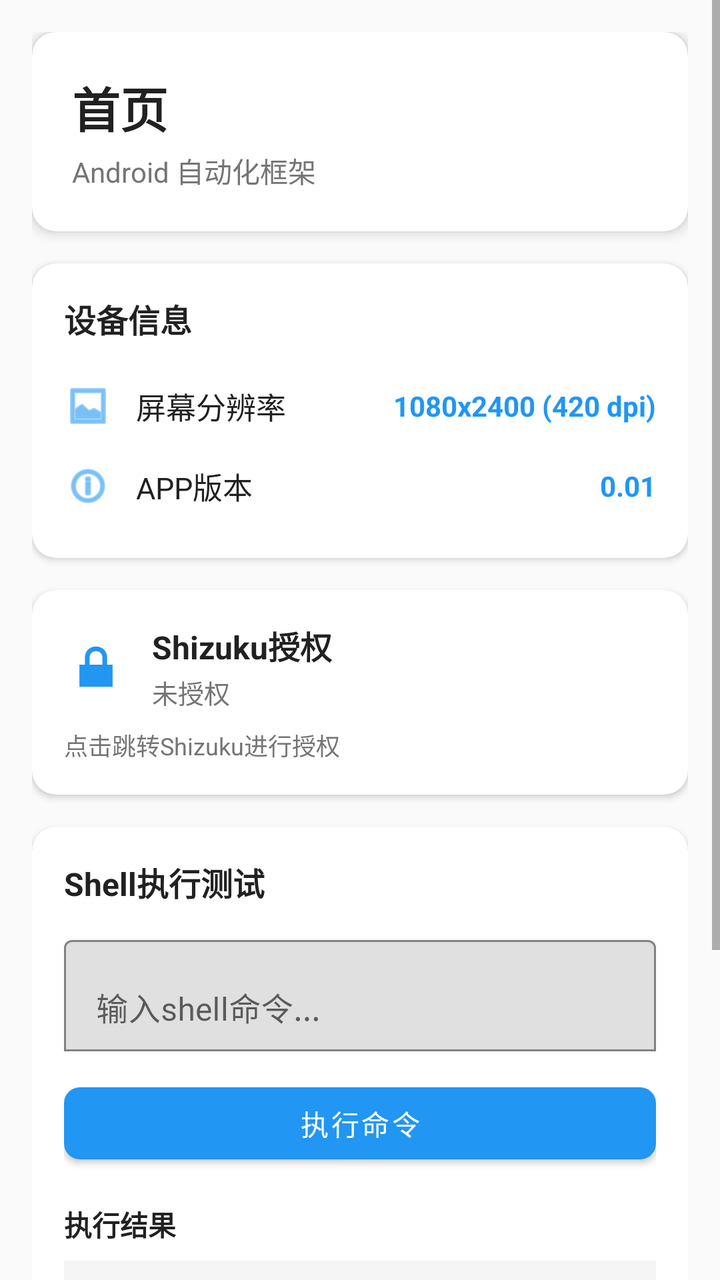
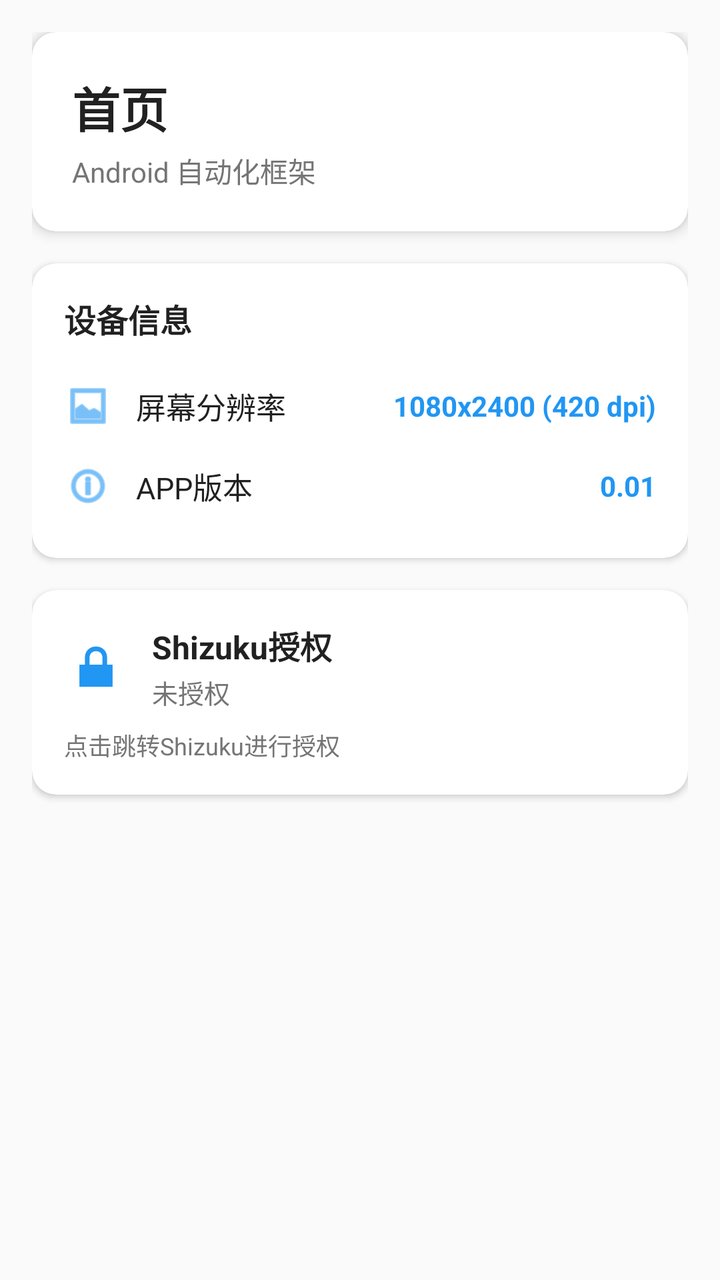

Screens rendered from an Android XML layout before and after an edit, with the pre-edit source and the edit as a unified diff.
<!-- AndroidManifest.xml: application theme Theme.AutoBOT -->
<!-- res/layout/fragment_home.xml -->
<?xml version="1.0" encoding="utf-8"?>
<ScrollView xmlns:android="http://schemas.android.com/apk/res/android"
    xmlns:app="http://schemas.android.com/apk/res-auto"
    android:layout_width="match_parent"
    android:layout_height="match_parent"
    android:fillViewport="true">

    <LinearLayout
        android:layout_width="match_parent"
        android:layout_height="wrap_content"
        android:orientation="vertical"
        android:padding="16dp">

        
        <com.google.android.material.card.MaterialCardView
            android:layout_width="match_parent"
            android:layout_height="wrap_content"
            android:layout_marginBottom="16dp"
            app:cardElevation="4dp"
            app:cardCornerRadius="12dp">

            <LinearLayout
                android:layout_width="match_parent"
                android:layout_height="wrap_content"
                android:orientation="vertical"
                android:padding="20dp">

                <TextView
                    android:layout_width="wrap_content"
                    android:layout_height="wrap_content"
                    android:text="@string/home_title"
                    android:textSize="24sp"
                    android:textStyle="bold"
                    android:textColor="@color/text_primary" />

                <TextView
                    android:layout_width="wrap_content"
                    android:layout_height="wrap_content"
                    android:layout_marginTop="4dp"
                    android:text="Android 自动化框架"
                    android:textSize="14sp"
                    android:textColor="@color/text_secondary" />
            </LinearLayout>
        </com.google.android.material.card.MaterialCardView>

        
        <com.google.android.material.card.MaterialCardView
            android:layout_width="match_parent"
            android:layout_height="wrap_content"
            android:layout_marginBottom="16dp"
            app:cardElevation="2dp"
            app:cardCornerRadius="12dp">

            <LinearLayout
                android:layout_width="match_parent"
                android:layout_height="wrap_content"
                android:orientation="vertical"
                android:padding="16dp">

                <TextView
                    android:layout_width="wrap_content"
                    android:layout_height="wrap_content"
                    android:text="设备信息"
                    android:textSize="16sp"
                    android:textStyle="bold"
                    android:textColor="@color/text_primary"
                    android:layout_marginBottom="12dp" />

                
                <LinearLayout
                    android:layout_width="match_parent"
                    android:layout_height="wrap_content"
                    android:orientation="horizontal"
                    android:gravity="center_vertical"
                    android:paddingVertical="8dp">

                    <ImageView
                        android:layout_width="24dp"
                        android:layout_height="24dp"
                        android:src="@android:drawable/ic_menu_gallery"
                        android:contentDescription="resolution"
                        app:tint="@color/primary" />

                    <TextView
                        android:layout_width="0dp"
                        android:layout_height="wrap_content"
                        android:layout_weight="1"
                        android:layout_marginStart="12dp"
                        android:text="@string/screen_resolution"
                        android:textSize="15sp"
                        android:textColor="@color/text_primary" />

                    <TextView
                        android:id="@+id/tvResolution"
                        android:layout_width="wrap_content"
                        android:layout_height="wrap_content"
                        android:text="1080x2400 (420 dpi)"
                        android:textSize="14sp"
                        android:textStyle="bold"
                        android:textColor="@color/primary" />
                </LinearLayout>

                
                <LinearLayout
                    android:layout_width="match_parent"
                    android:layout_height="wrap_content"
                    android:orientation="horizontal"
                    android:gravity="center_vertical"
                    android:paddingVertical="8dp">

                    <ImageView
                        android:layout_width="24dp"
                        android:layout_height="24dp"
                        android:src="@android:drawable/ic_menu_info_details"
                        android:contentDescription="version"
                        app:tint="@color/primary" />

                    <TextView
                        android:layout_width="0dp"
                        android:layout_height="wrap_content"
                        android:layout_weight="1"
                        android:layout_marginStart="12dp"
                        android:text="@string/app_version"
                        android:textSize="15sp"
                        android:textColor="@color/text_primary" />

                    <TextView
                        android:id="@+id/tvVersion"
                        android:layout_width="wrap_content"
                        android:layout_height="wrap_content"
                        android:text="0.01"
                        android:textSize="14sp"
                        android:textStyle="bold"
                        android:textColor="@color/primary" />
                </LinearLayout>
            </LinearLayout>
        </com.google.android.material.card.MaterialCardView>

        
        <com.google.android.material.card.MaterialCardView
            android:id="@+id/cardShizuku"
            android:layout_width="match_parent"
            android:layout_height="wrap_content"
            android:layout_marginBottom="16dp"
            app:cardElevation="2dp"
            app:cardCornerRadius="12dp"
            android:clickable="true"
            android:focusable="true"
            android:foreground="?attr/selectableItemBackground">

            <LinearLayout
                android:layout_width="match_parent"
                android:layout_height="wrap_content"
                android:orientation="vertical"
                android:padding="16dp">

                <LinearLayout
                    android:layout_width="match_parent"
                    android:layout_height="wrap_content"
                    android:orientation="horizontal"
                    android:gravity="center_vertical">

                    <ImageView
                        android:layout_width="32dp"
                        android:layout_height="32dp"
                        android:src="@android:drawable/ic_lock_lock"
                        android:contentDescription="shizuku"
                        app:tint="@color/primary" />

                    <LinearLayout
                        android:layout_width="0dp"
                        android:layout_height="wrap_content"
                        android:layout_weight="1"
                        android:orientation="vertical"
                        android:layout_marginStart="12dp">

                        <TextView
                            android:layout_width="wrap_content"
                            android:layout_height="wrap_content"
                            android:text="@string/shizuku_auth"
                            android:textSize="16sp"
                            android:textStyle="bold"
                            android:textColor="@color/text_primary" />

                        <TextView
                            android:id="@+id/tvShizukuStatus"
                            android:layout_width="wrap_content"
                            android:layout_height="wrap_content"
                            android:layout_marginTop="2dp"
                            android:text="@string/shizuku_unauthorized"
                            android:textSize="13sp"
                            android:textColor="@color/text_secondary" />
                    </LinearLayout>

                    <com.google.android.material.materialswitch.MaterialSwitch
                        android:id="@+id/switchShizuku"
                        android:layout_width="wrap_content"
                        android:layout_height="wrap_content"
                        android:textOn=""
                        android:textOff=""
                        app:showText="false" />
                </LinearLayout>

                <TextView
                    android:layout_width="wrap_content"
                    android:layout_height="wrap_content"
                    android:layout_marginTop="8dp"
                    android:text="@string/shizuku_auth_summary"
                    android:textSize="12sp"
                    android:textColor="@color/text_secondary" />
            </LinearLayout>
        </com.google.android.material.card.MaterialCardView>

        
        <com.google.android.material.card.MaterialCardView
            android:layout_width="match_parent"
            android:layout_height="wrap_content"
            app:cardElevation="2dp"
            app:cardCornerRadius="12dp">

            <LinearLayout
                android:layout_width="match_parent"
                android:layout_height="wrap_content"
                android:orientation="vertical"
                android:padding="16dp">

                <TextView
                    android:layout_width="wrap_content"
                    android:layout_height="wrap_content"
                    android:text="@string/shell_execution"
                    android:textSize="16sp"
                    android:textStyle="bold"
                    android:textColor="@color/text_primary"
                    android:layout_marginBottom="12dp" />

                <com.google.android.material.textfield.TextInputLayout
                    android:layout_width="match_parent"
                    android:layout_height="wrap_content"
                    android:hint="@string/command_hint"
                    app:boxBackgroundMode="outline">

                    <com.google.android.material.textfield.TextInputEditText
                        android:id="@+id/etCommand"
                        android:layout_width="match_parent"
                        android:layout_height="wrap_content"
                        android:inputType="textUri"
                        android:imeOptions="actionDone" />
                </com.google.android.material.textfield.TextInputLayout>

                <com.google.android.material.button.MaterialButton
                    android:id="@+id/btnExecute"
                    android:layout_width="match_parent"
                    android:layout_height="wrap_content"
                    android:layout_marginTop="12dp"
                    android:text="@string/execute_command"
                    app:cornerRadius="8dp" />

                <TextView
                    android:layout_width="wrap_content"
                    android:layout_height="wrap_content"
                    android:layout_marginTop="16dp"
                    android:text="@string/command_result"
                    android:textSize="14sp"
                    android:textStyle="bold"
                    android:textColor="@color/text_primary" />

                <ScrollView
                    android:layout_width="match_parent"
                    android:layout_height="200dp"
                    android:layout_marginTop="8dp"
                    android:background="#F5F5F5"
                    android:padding="12dp">

                    <TextView
                        android:id="@+id/tvResult"
                        android:layout_width="match_parent"
                        android:layout_height="wrap_content"
                        android:fontFamily="monospace"
                        android:textSize="12sp"
                        android:textColor="@color/text_primary"
                        android:text="等待执行命令..." />
                </ScrollView>
            </LinearLayout>
        </com.google.android.material.card.MaterialCardView>

    </LinearLayout>
</ScrollView>
<!-- resources referenced by this layout -->
<resources>
  <color name="primary">#2196F3</color>
  <color name="text_primary">#212121</color>
  <color name="text_secondary">#757575</color>
  <string name="app_version">APP版本</string>
  <string name="command_hint">输入shell命令...</string>
  <string name="command_result">执行结果</string>
  <string name="execute_command">执行命令</string>
  <string name="home_title">首页</string>
  <string name="screen_resolution">屏幕分辨率</string>
  <string name="shell_execution">Shell执行测试</string>
  <string name="shizuku_auth">Shizuku授权</string>
  <string name="shizuku_auth_summary">点击跳转Shizuku进行授权</string>
  <string name="shizuku_unauthorized">未授权</string>
  <style name="Theme.AutoBOT" parent="Theme.MaterialComponents.DayNight.NoActionBar">
          
          <item name="colorPrimary">@color/primary</item>
          <item name="colorPrimaryDark">@color/primary_dark</item>
          <item name="colorAccent">@color/accent</item>
          <item name="android:statusBarColor">@color/primary_dark</item>
          <item name="android:windowBackground">@color/background</item>
      </style>
  <color name="primary_dark">#1976D2</color>
  <color name="accent">#00BCD4</color>
  <color name="background">#FAFAFA</color>
</resources>

<!-- the commit's change to res/layout/fragment_home.xml (unified diff, before → after) -->
@@ -211,77 +211,5 @@
             </LinearLayout>
         </com.google.android.material.card.MaterialCardView>
 
-        
-        <com.google.android.material.card.MaterialCardView
-            android:layout_width="match_parent"
-            android:layout_height="wrap_content"
-            app:cardElevation="2dp"
-            app:cardCornerRadius="12dp">
-
-            <LinearLayout
-                android:layout_width="match_parent"
-                android:layout_height="wrap_content"
-                android:orientation="vertical"
-                android:padding="16dp">
-
-                <TextView
-                    android:layout_width="wrap_content"
-                    android:layout_height="wrap_content"
-                    android:text="@string/shell_execution"
-                    android:textSize="16sp"
-                    android:textStyle="bold"
-                    android:textColor="@color/text_primary"
-                    android:layout_marginBottom="12dp" />
-
-                <com.google.android.material.textfield.TextInputLayout
-                    android:layout_width="match_parent"
-                    android:layout_height="wrap_content"
-                    android:hint="@string/command_hint"
-                    app:boxBackgroundMode="outline">
-
-                    <com.google.android.material.textfield.TextInputEditText
-                        android:id="@+id/etCommand"
-                        android:layout_width="match_parent"
-                        android:layout_height="wrap_content"
-                        android:inputType="textUri"
-                        android:imeOptions="actionDone" />
-                </com.google.android.material.textfield.TextInputLayout>
-
-                <com.google.android.material.button.MaterialButton
-                    android:id="@+id/btnExecute"
-                    android:layout_width="match_parent"
-                    android:layout_height="wrap_content"
-                    android:layout_marginTop="12dp"
-                    android:text="@string/execute_command"
-                    app:cornerRadius="8dp" />
-
-                <TextView
-                    android:layout_width="wrap_content"
-                    android:layout_height="wrap_content"
-                    android:layout_marginTop="16dp"
-                    android:text="@string/command_result"
-                    android:textSize="14sp"
-                    android:textStyle="bold"
-                    android:textColor="@color/text_primary" />
-
-                <ScrollView
-                    android:layout_width="match_parent"
-                    android:layout_height="200dp"
-                    android:layout_marginTop="8dp"
-                    android:background="#F5F5F5"
-                    android:padding="12dp">
-
-                    <TextView
-                        android:id="@+id/tvResult"
-                        android:layout_width="match_parent"
-                        android:layout_height="wrap_content"
-                        android:fontFamily="monospace"
-                        android:textSize="12sp"
-                        android:textColor="@color/text_primary"
-                        android:text="等待执行命令..." />
-                </ScrollView>
-            </LinearLayout>
-        </com.google.android.material.card.MaterialCardView>
-
     </LinearLayout>
 </ScrollView>
<!-- resource entries referenced after the edit -->
@@ -4,12 +4,8 @@
   <color name="text_primary">#212121</color>
   <color name="text_secondary">#757575</color>
   <string name="app_version">APP版本</string>
-  <string name="command_hint">输入shell命令...</string>
-  <string name="command_result">执行结果</string>
-  <string name="execute_command">执行命令</string>
   <string name="home_title">首页</string>
   <string name="screen_resolution">屏幕分辨率</string>
-  <string name="shell_execution">Shell执行测试</string>
   <string name="shizuku_auth">Shizuku授权</string>
   <string name="shizuku_auth_summary">点击跳转Shizuku进行授权</string>
   <string name="shizuku_unauthorized">未授权</string>
